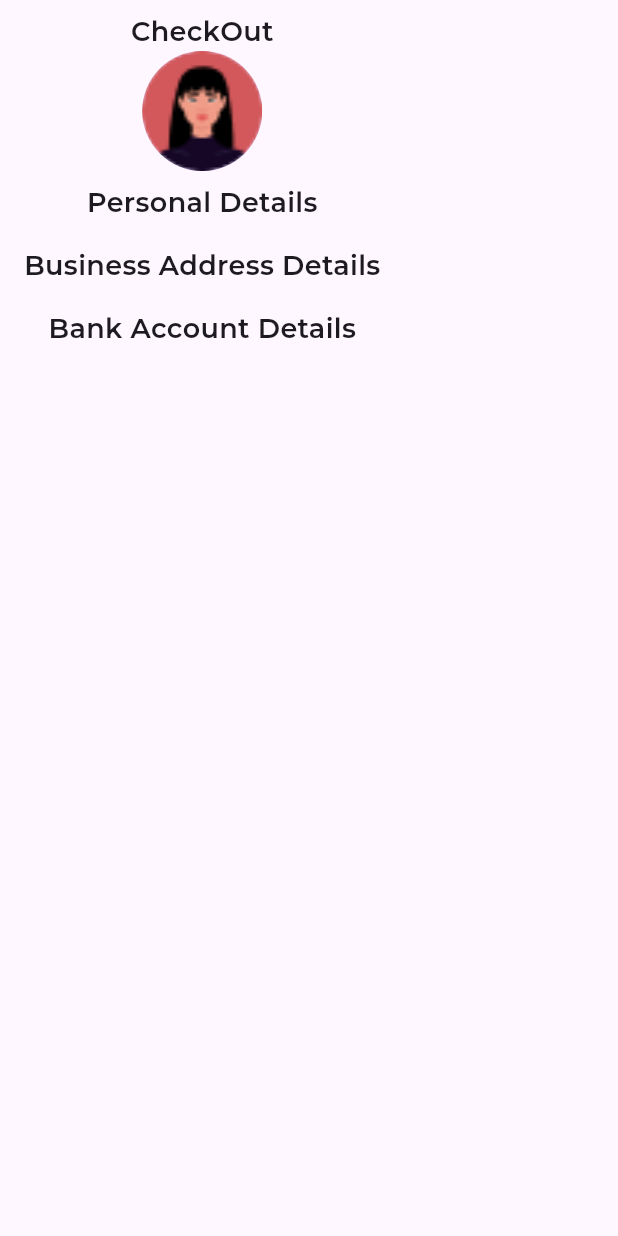
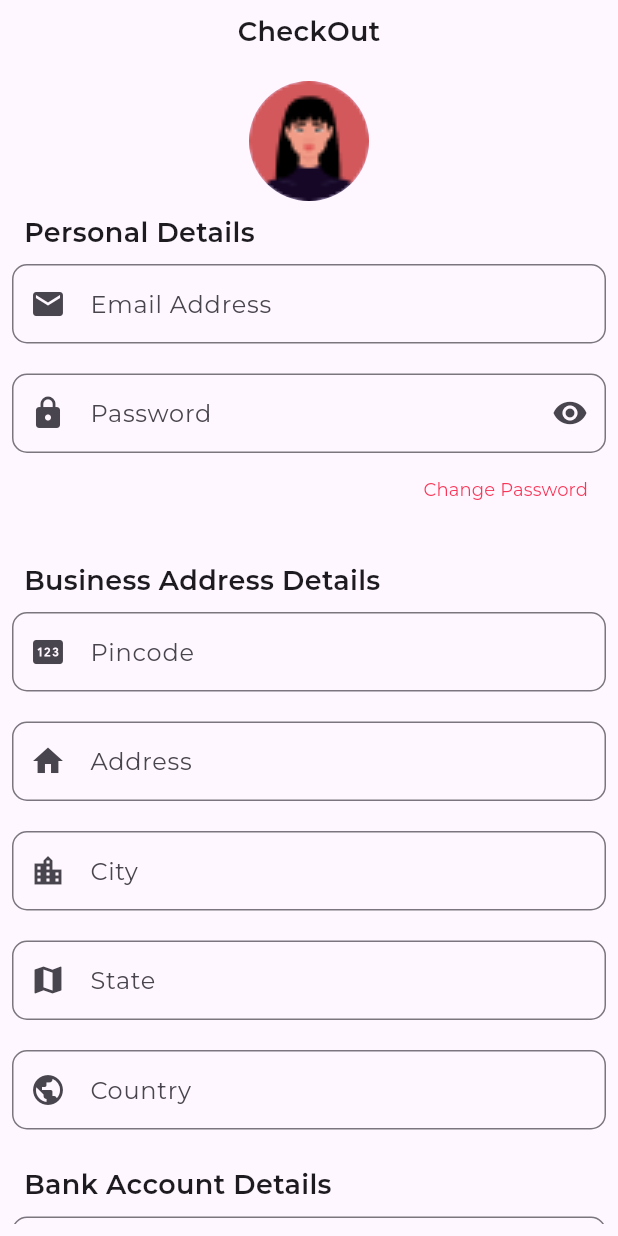
Before and after one commit to rowanibrahem/Stylish-Learnit, a Flutter app: the ProfileView screen opened directly, on a phone screen of 412 x 824 dp. Run offline on Flutter 3.47's test engine with Material 3 defaults, Android fonts, the light colour scheme and no system bars; our stand-ins replace animated_notch_bottom_bar, bloc, dartz, dio, dots_indicator, equatable and 6 more; accounts and stored records are empty; network calls fail.

Commit message:
finish profile screen

```diff
--- a/lib/core/shared_widgets/custom_button.dart
+++ b/lib/core/shared_widgets/custom_button.dart
@@ -41,7 +41,6 @@
             shape: RoundedRectangleBorder(
                borderRadius: borderRadius ?? BorderRadius.circular(4),
             ),
-            // minimumSize: Size(150, 50),
           ),
           child: Row(
             mainAxisAlignment: MainAxisAlignment.center,
@@ -56,7 +55,7 @@
               ),
               const SizedBox(width: 15),
               if (svgPicture != null) ...[
-                svgPicture!, // Render SVG only if it's provided // Add some spacing between SVG and text
+                svgPicture!,
               ],
             ],
           ),
--- a/lib/features/auth/presentation/views/widgets/login_body.dart
+++ b/lib/features/auth/presentation/views/widgets/login_body.dart
@@ -97,16 +97,11 @@
                     onSuccess: () {
                       if (formKey.currentState!.validate()) {
                           try {
-                            //  final String email = emailController.text;
-                            //  final String password = passwordController.text;
-
-                            // Call the logIn method from LoginCubit
                             BlocProvider.of<LoginCubit>(context).LogIn(
                               email: emailController.text,
                               password: passwordController.text,
                             );
                           } catch (e) {
-                            // Handle authentication error
                             print('Authentication error: $e');
                           }
                         }
--- a/lib/features/auth/presentation/views/widgets/signup_body.dart
+++ b/lib/features/auth/presentation/views/widgets/signup_body.dart
@@ -4,8 +4,8 @@
 import 'package:ecommerce_learn_it/features/auth/presentation/view_model/sign_up/sign_up_cubit.dart';
 import 'package:ecommerce_learn_it/features/auth/presentation/view_model/sign_up/sign_up_states.dart';
 import 'package:ecommerce_learn_it/features/auth/presentation/views/login_view.dart';
+import 'package:ecommerce_learn_it/features/auth/presentation/views/widgets/email_field.dart';
 import 'package:ecommerce_learn_it/features/auth/presentation/views/widgets/phone_field.dart';
-import 'package:ecommerce_learn_it/features/auth/presentation/views/widgets/email_field.dart';
 import 'package:ecommerce_learn_it/features/auth/presentation/views/widgets/login_methods.dart';
 import 'package:ecommerce_learn_it/features/auth/presentation/views/widgets/login_title.dart';
 import 'package:ecommerce_learn_it/features/auth/presentation/views/widgets/password_field.dart';
--- a/lib/features/checkout/presentation/views/checkout_view.dart
+++ b/lib/features/checkout/presentation/views/checkout_view.dart
@@ -0,0 +1,10 @@
+import 'package:flutter/material.dart';
+
+class CheckoutView extends StatelessWidget {
+  const CheckoutView({super.key});
+
+  @override
+  Widget build(BuildContext context) {
+    return const Placeholder();
+  }
+}
--- /dev/null
+++ b/lib/features/profile/presentation/views/widgets/bank_account.dart
@@ -0,0 +1,58 @@
+import 'package:ecommerce_learn_it/core/shared_widgets/dafault_text.dart';
+import 'package:ecommerce_learn_it/features/profile/presentation/views/widgets/title_profile.dart';
+import 'package:flutter/material.dart';
+
+class BankAccount extends StatelessWidget {
+   BankAccount({super.key});
+  final TextEditingController _bankAccountController = TextEditingController();
+  final TextEditingController _accountHolderController = TextEditingController();
+  final TextEditingController _ifscCodeController = TextEditingController();
+  @override
+  Widget build(BuildContext context) {
+    return  Column(
+      crossAxisAlignment: CrossAxisAlignment.start,
+      children: [
+        const TitleProfile(title: 'Bank Account Details',),
+        defaultText(
+                controller: _bankAccountController,
+                type: TextInputType.number,
+                validate: (value) {
+                  if (value == null || value.isEmpty) {
+                    return 'Please enter your bank account number';
+                  }
+                  return null;
+                },
+                label: "Bank Account Number",
+                prefix: Icons.account_balance,
+              ),
+              const SizedBox(height: 20,),
+              defaultText(
+                controller: _accountHolderController,
+                type: TextInputType.text,
+                validate: (value) {
+                  if (value == null || value.isEmpty) {
+                    return 'Please enter the account holder\'s name';
+                  }
+                  return null;
+                },
+                label: "Account Holder's Name",
+                prefix: Icons.person,
+              ),
+              const SizedBox(height: 20,),
+              defaultText(
+                controller: _ifscCodeController,
+                type: TextInputType.text,
+                validate: (value) {
+                  if (value == null || value.isEmpty) {
+                    return 'Please enter the IFSC code';
+                  }
+                  return null;
+                },
+                label: "IFSC Code",
+                prefix: Icons.code,
+              ),
+              const SizedBox(height: 24.0),
+      ],
+    );
+  }
+}
--- /dev/null
+++ b/lib/features/profile/presentation/views/widgets/business_details.dart
@@ -0,0 +1,86 @@
+import 'package:ecommerce_learn_it/core/shared_widgets/dafault_text.dart';
+import 'package:ecommerce_learn_it/features/profile/presentation/views/widgets/title_profile.dart';
+import 'package:flutter/material.dart';
+
+class BusinessDetails extends StatelessWidget {
+   BusinessDetails({super.key});
+final TextEditingController _pincodeController = TextEditingController();
+  final TextEditingController _addressController = TextEditingController();
+  final TextEditingController _cityController = TextEditingController();
+  final TextEditingController _stateController = TextEditingController();
+  final TextEditingController _countryController = TextEditingController();
+  @override
+  Widget build(BuildContext context) {
+    return  Column(
+      crossAxisAlignment: CrossAxisAlignment.start,
+      children: [
+        const TitleProfile(title: 'Business Address Details',),
+        defaultText(
+                controller: _pincodeController,
+                type: TextInputType.number,
+                validate: (value) {
+                  if (value == null || value.isEmpty) {
+                    return 'Please enter your pincode';
+                  }
+                  return null;
+                },
+                label: "Pincode",
+                prefix: Icons.pin,
+              ),
+              const SizedBox(height: 20,),
+              defaultText(
+                controller: _addressController,
+                type: TextInputType.streetAddress,
+                validate: (value) {
+                  if (value == null || value.isEmpty) {
+                    return 'Please enter your address';
+                  }
+                  return null;
+                },
+                label: "Address",
+                prefix: Icons.home,
+              ),
+              const SizedBox(height: 20,),
+              defaultText(
+                controller: _cityController,
+                type: TextInputType.text,
+                validate: (value) {
+                  if (value == null || value.isEmpty) {
+                    return 'Please enter your city';
+                  }
+                  return null;
+                },
+                label: "City",
+                prefix: Icons.location_city,
+              ),
+              const SizedBox(height: 20,),
+              defaultText(
+                controller: _stateController,
+                type: TextInputType.text,
+                validate: (value) {
+                  if (value == null || value.isEmpty) {
+                    return 'Please enter your state';
+                  }
+                  return null;
+                },
+                label: "State",
+                prefix: Icons.map,
+              ),
+              const SizedBox(height: 20,),
+              defaultText(
+                controller: _countryController,
+                type: TextInputType.text,
+                validate: (value) {
+                  if (value == null || value.isEmpty) {
+                    return 'Please enter your country';
+                  }
+                  return null;
+                },
+                label: "Country",
+                prefix: Icons.public,
+              ),
+              const SizedBox(height: 16.0),
+      ],
+    );
+  }
+}
--- a/lib/features/profile/presentation/views/widgets/first_part.dart
+++ b/lib/features/profile/presentation/views/widgets/first_part.dart
@@ -13,6 +13,7 @@
           'CheckOut',
           style: Styles.textStyle18,
           ),
+          const SizedBox(height: 20,),
            const CircleAvatar(
                 radius: 40,
                 backgroundImage:  AssetImage(
--- /dev/null
+++ b/lib/features/profile/presentation/views/widgets/personal_details.dart
@@ -0,0 +1,67 @@
+import 'package:ecommerce_learn_it/core/shared_widgets/dafault_text.dart';
+import 'package:ecommerce_learn_it/core/themes/styles.dart';
+import 'package:ecommerce_learn_it/features/profile/presentation/views/widgets/title_profile.dart';
+import 'package:flutter/material.dart';
+
+class PersonalDetails extends StatefulWidget {
+ const PersonalDetails({super.key});
+
+  @override
+  State<PersonalDetails> createState() => _PersonalDetailsState();
+}
+
+class _PersonalDetailsState extends State<PersonalDetails> {
+  final TextEditingController _emailController = TextEditingController();
+
+  final TextEditingController _passwordController = TextEditingController();
+
+  @override
+  Widget build(BuildContext context) {
+    return  Column(
+      crossAxisAlignment: CrossAxisAlignment.start,
+      children: [
+       const TitleProfile(title: 'Personal Details',),
+        defaultText(
+                controller: _emailController,
+                type: TextInputType.emailAddress,
+                validate: (value) {
+                  if (value == null || value.isEmpty) {
+                    return 'Please enter your email';
+                  }
+                  return null;
+                },
+                label: "Email Address",
+                prefix: Icons.email,
+              ),
+              const SizedBox(height: 20,),
+              defaultText(
+                controller: _passwordController,
+                type: TextInputType.visiblePassword,
+                isObscure: true,
+                validate: (value) {
+                  if (value == null || value.isEmpty) {
+                    return 'Please enter your password';
+                  }
+                  return null;
+                },
+                label: "Password",
+                prefix: Icons.lock,
+                suffix: Icons.visibility,
+                pressed: () {
+                  setState(() {
+                    _passwordController.text = '';
+                  });
+                },
+              ),
+              Align(
+                alignment: Alignment.centerRight,
+                child: TextButton(
+                  onPressed: () {},
+                  child:  Text("Change Password", style: Styles.textStyle12),
+                ),
+              ),
+              const SizedBox(height: 16.0),
+      ],
+    );
+  }
+}
--- a/lib/features/profile/presentation/views/widgets/profile_body.dart
+++ b/lib/features/profile/presentation/views/widgets/profile_body.dart
@@ -1,24 +1,47 @@
 
+import 'package:ecommerce_learn_it/core/shared_widgets/custom_button.dart';
+import 'package:ecommerce_learn_it/features/checkout/presentation/views/checkout_view.dart';
+import 'package:ecommerce_learn_it/features/profile/presentation/views/widgets/bank_account.dart';
+import 'package:ecommerce_learn_it/features/profile/presentation/views/widgets/business_details.dart';
 import 'package:ecommerce_learn_it/features/profile/presentation/views/widgets/first_part.dart';
-import 'package:ecommerce_learn_it/features/profile/presentation/views/widgets/title_profile.dart';
+import 'package:ecommerce_learn_it/features/profile/presentation/views/widgets/personal_details.dart';
 import 'package:flutter/material.dart';
 
-class ProfileBody extends StatelessWidget {
+class ProfileBody extends StatefulWidget {
   const ProfileBody({super.key});
 
   @override
+  State<ProfileBody> createState() => _ProfileBodyState();
+}
+
+class _ProfileBodyState extends State<ProfileBody> {
+  TextEditingController emailController = TextEditingController();
+  var formKey = GlobalKey<FormState>();
+  @override
   Widget build(BuildContext context) {
-    return  const Padding(
+    return   Padding(
       padding:  const EdgeInsets.all(8.0),
-      child:    const Column(
-        children: [
-         const FirstPart(),
-         const TitleProfile(title: 'Personal Details',),
-
-         const TitleProfile(title: 'Business Address Details',),
-         const TitleProfile(title: 'Bank Account Details',),
-
-        ],
+      child:    Form(
+        key: formKey,
+        child: SingleChildScrollView(
+          child: Column(
+            children: [
+              const FirstPart(),
+              const PersonalDetails(),
+               BusinessDetails(),
+               BankAccount(),
+               CustomButton(
+                text: 'Save',
+                func: (){
+                  Navigator.push(
+                  context,
+                 MaterialPageRoute(builder: (context) => const CheckoutView()),
+                 );
+                },
+                )
+            ],
+          ),
+        ),
       ),
     );
   }
--- a/lib/features/profile/presentation/views/widgets/title_profile.dart
+++ b/lib/features/profile/presentation/views/widgets/title_profile.dart
@@ -11,6 +11,7 @@
       child: Text(
         title,
         style: Styles.textStyle18,
+
       ),
     );
   }
--- a/lib/main.dart
+++ b/lib/main.dart
@@ -7,6 +7,7 @@
 import 'package:ecommerce_learn_it/features/auth/presentation/views/signup_view.dart';
 import 'package:ecommerce_learn_it/features/home/presentation/data/home_repo_impl.dart';
 import 'package:ecommerce_learn_it/features/home/presentation/view_model/products_cubit.dart';
+import 'package:ecommerce_learn_it/features/profile/presentation/views/profile_view.dart';
 import 'package:flutter/material.dart';
 import 'package:flutter_bloc/flutter_bloc.dart';
 import 'package:google_fonts/google_fonts.dart';
@@ -51,7 +52,7 @@
           useMaterial3: true,
           textTheme: GoogleFonts.montserratTextTheme(),
         ),
-        home: const SignupView(),
+        home: const ProfileView(),
       ),
     );
   }
```
